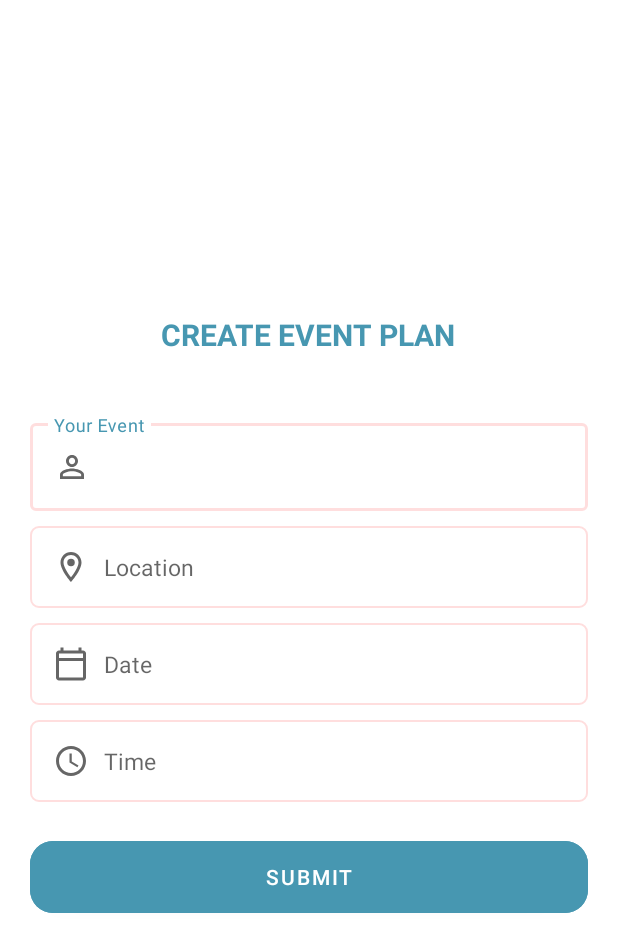
After one commit to devidwiyani/PlannerNew, an Android app: the CreateEventActivity screen opened directly, with no data from a screen before it, on a phone screen of 412 x 824 dp. The commit adds this screen. Shown: the top 952 px of the screen. Run offline under Robolectric (Android 15) with nearby library versions, the phone set to English and light mode, and no system bars.

Commit message:
ini udh kubuat create event sama edit eventnya

```diff
--- a/app/src/main/AndroidManifest.xml
+++ b/app/src/main/AndroidManifest.xml
@@ -9,6 +9,9 @@
         android:roundIcon="@mipmap/ic_launcher_round"
         android:supportsRtl="true"
         android:theme="@style/Theme.Planner">
+        <activity
+            android:name=".CreateEventActivity"
+            android:exported="true" />
         <activity
             android:name=".CreateDailyActivity"
             android:exported="true" />
--- /dev/null
+++ b/app/src/main/java/com/example/planner/CreateEventActivity.java
@@ -0,0 +1,138 @@
+package com.example.planner;
+
+import androidx.appcompat.app.AppCompatActivity;
+
+import android.app.DatePickerDialog;
+import android.app.TimePickerDialog;
+import android.content.ContentValues;
+import android.content.Intent;
+import android.os.Bundle;
+import android.text.format.DateFormat;
+import android.view.View;
+import android.widget.Button;
+import android.widget.DatePicker;
+import android.widget.EditText;
+import android.widget.TextView;
+import android.widget.TimePicker;
+import android.widget.Toast;
+
+import java.text.SimpleDateFormat;
+import java.util.Calendar;
+import java.util.Locale;
+
+public class CreateEventActivity extends AppCompatActivity {
+
+    EditText inputEventPlan, inputLocationPlan, inputDatePlan, inputTimePlan;
+    Button btnSubmitEvent;
+    DBHelper dbHelper;
+    Calendar myCalendar;
+    DatePickerDialog.OnDateSetListener date;
+    private TimePickerDialog timePickerDialog;
+    String id, eventName, eventLocation, eventDate, eventTime;
+
+    @Override
+    protected void onCreate(Bundle savedInstanceState) {
+        super.onCreate(savedInstanceState);
+        setContentView(R.layout.activity_create_event);
+
+        inputEventPlan = findViewById(R.id.input_event_plan);
+        inputLocationPlan = findViewById(R.id.input_location_plan);
+        inputDatePlan = findViewById(R.id.input_date_plan);
+        inputTimePlan = findViewById(R.id.input_time_plan);
+        btnSubmitEvent = findViewById(R.id.btn_submit_event);
+
+        dbHelper = new DBHelper(this);
+
+        //megambil data untuk ditampilkan berdasarkan posisition
+        id = getIntent().getStringExtra("id");
+        eventName = getIntent().getStringExtra("eventName");
+        eventLocation = getIntent().getStringExtra("eventLocation");
+        eventDate = getIntent().getStringExtra("eventDate");
+        eventTime = getIntent().getStringExtra("eventTime");
+
+        inputEventPlan.setText(eventName);
+        inputLocationPlan.setText(eventLocation);
+        inputDatePlan.setText(eventDate);
+        inputTimePlan.setText(eventTime);
+
+        myCalendar = Calendar.getInstance();
+        date = new DatePickerDialog.OnDateSetListener() {
+            @Override
+            public void onDateSet(DatePicker view, int year, int month, int dayOfMonth) {
+                myCalendar.set(Calendar.YEAR, year);
+                myCalendar.set(Calendar.MONTH, month);
+                myCalendar.set(Calendar.DAY_OF_MONTH, dayOfMonth);
+
+                TextView tanggal = findViewById(R.id.input_date_plan);
+                String myFormat = "dd-MMMM-yyyy";
+                SimpleDateFormat sdf = new SimpleDateFormat(myFormat, Locale.US);
+                tanggal.setText(sdf.format(myCalendar.getTime()));
+            }
+        };
+
+        inputDatePlan.setOnClickListener(new View.OnClickListener() {
+            @Override
+            public void onClick(View v) {
+                new DatePickerDialog(CreateEventActivity.this, date,
+                        myCalendar.get(Calendar.YEAR),
+                        myCalendar.get(Calendar.MONTH),
+                        myCalendar.get(Calendar.DAY_OF_MONTH)).show();
+            }
+        });
+
+        inputTimePlan.setOnClickListener(new View.OnClickListener() {
+            @Override
+            public void onClick(View v) {
+                showTimeDialog();
+            }
+
+        });
+
+        btnSubmitEvent.setOnClickListener(new View.OnClickListener() {
+            @Override
+            public void onClick(View v) {
+                String getId = id;
+                String getEventPlan = inputEventPlan.getText().toString();
+                String getLocationPlan = inputLocationPlan.getText().toString();
+                String getDatePlan = inputDatePlan.getText().toString();
+                String getTimePlan = inputTimePlan.getText().toString();
+
+                if (getEventPlan.isEmpty() || getLocationPlan.isEmpty() || getDatePlan.isEmpty()){
+                    Toast.makeText(CreateEventActivity.this, "Data belum lengkap", Toast.LENGTH_SHORT).show();
+                }else{
+                    ContentValues values = new ContentValues();
+                    Intent intent = new Intent(CreateEventActivity.this,EventActivity.class);
+                    startActivity(intent);
+
+                    dbHelper.insertEvent(getId, getEventPlan, getLocationPlan, getDatePlan, getTimePlan);
+
+                    Toast.makeText(CreateEventActivity.this, "Data berhasil disimpan", Toast.LENGTH_SHORT).show();
+                    finish();
+                }
+            }
+        });
+
+
+
+    }
+
+    private void showTimeDialog() {
+
+        Calendar calendar = Calendar.getInstance();
+
+        timePickerDialog = new TimePickerDialog(this, new TimePickerDialog.OnTimeSetListener() {
+            @Override
+            public void onTimeSet(TimePicker view, int hourOfDay, int minute) {
+
+                inputTimePlan.setText(hourOfDay+":"+minute);
+
+            }
+        },
+                calendar.get(Calendar.HOUR_OF_DAY), calendar.get(Calendar.MINUTE),
+
+                DateFormat.is24HourFormat(this));
+
+        timePickerDialog.show();
+
+    }
+}
--- /dev/null
+++ b/app/src/main/res/drawable/ic_calendar.xml
@@ -0,0 +1,9 @@
+<vector xmlns:android="http://schemas.android.com/apk/res/android"
+    android:width="24dp"
+    android:height="24dp"
+    android:viewportWidth="24"
+    android:viewportHeight="24">
+  <path
+      android:pathData="M20,3h-1L19,1h-2v2L7,3L7,1L5,1v2L4,3c-1.1,0 -2,0.9 -2,2v16c0,1.1 0.9,2 2,2h16c1.1,0 2,-0.9 2,-2L22,5c0,-1.1 -0.9,-2 -2,-2zM20,21L4,21L4,10h16v11zM20,8L4,8L4,5h16v3z"
+      android:fillColor="?attr/colorControlNormal"/>
+</vector>
--- /dev/null
+++ b/app/src/main/res/drawable/ic_location.xml
@@ -0,0 +1,12 @@
+<vector xmlns:android="http://schemas.android.com/apk/res/android"
+    android:width="24dp"
+    android:height="24dp"
+    android:viewportWidth="24"
+    android:viewportHeight="24">
+  <path
+      android:pathData="M12,2C8.13,2 5,5.13 5,9c0,5.25 7,13 7,13s7,-7.75 7,-13c0,-3.87 -3.13,-7 -7,-7zM7,9c0,-2.76 2.24,-5 5,-5s5,2.24 5,5c0,2.88 -2.88,7.19 -5,9.88C9.92,16.21 7,11.85 7,9z"
+      android:fillColor="?attr/colorControlNormal"/>
+  <path
+      android:pathData="M12,9m-2.5,0a2.5,2.5 0,1 1,5 0a2.5,2.5 0,1 1,-5 0"
+      android:fillColor="?attr/colorControlNormal"/>
+</vector>
--- /dev/null
+++ b/app/src/main/res/layout/activity_create_event.xml
@@ -0,0 +1,92 @@
+<?xml version="1.0" encoding="utf-8"?>
+<LinearLayout xmlns:android="http://schemas.android.com/apk/res/android"
+    xmlns:app="http://schemas.android.com/apk/res-auto"
+    xmlns:tools="http://schemas.android.com/tools"
+    android:layout_width="match_parent"
+    android:layout_height="match_parent"
+    android:orientation="vertical"
+    android:padding="20dp"
+    android:gravity="center"
+    tools:context=".CreateEventActivity">
+
+    <TextView
+        android:layout_width="wrap_content"
+        android:layout_height="wrap_content"
+        android:text="CREATE EVENT PLAN"
+        android:layout_gravity="center"
+        android:textColor="@color/blue"
+        android:textSize="20sp"
+        android:textStyle="bold"
+        android:layout_marginBottom="30dp"/>
+
+    <com.google.android.material.textfield.TextInputLayout
+        style="@style/Widget.MaterialComponents.TextInputLayout.OutlinedBox"
+        android:layout_width="match_parent"
+        android:layout_height="wrap_content"
+        app:boxStrokeColor="@color/pink"
+        app:counterTextColor="@color/pink"
+        android:layout_marginTop="10dp">
+        <EditText
+            android:id="@+id/input_event_plan"
+            android:layout_width="match_parent"
+            android:layout_height="wrap_content"
+            android:hint="Your Event"
+            android:inputType="text"
+            android:textSize="15sp"
+            android:drawableStart="@drawable/ic_name"
+            android:drawablePadding="10dp"/>
+    </com.google.android.material.textfield.TextInputLayout>
+
+    <EditText
+        android:id="@+id/input_location_plan"
+        android:layout_width="match_parent"
+        android:layout_height="wrap_content"
+        android:background="@drawable/frame_time"
+        android:hint="Location"
+        android:inputType="text"
+        android:layout_marginTop="10dp"
+        android:textSize="15sp"
+        android:drawableStart="@drawable/ic_location"
+        android:drawablePadding="10dp"
+        android:padding="15dp"/>
+
+    <EditText
+        android:id="@+id/input_date_plan"
+        android:layout_width="match_parent"
+        android:layout_height="wrap_content"
+        android:background="@drawable/frame_time"
+        android:hint="Date"
+        android:inputType="text"
+        android:layout_marginTop="10dp"
+        android:textSize="15sp"
+        android:drawableStart="@drawable/ic_calendar"
+        android:drawablePadding="10dp"
+        android:padding="15dp"/>
+
+    <EditText
+        android:id="@+id/input_time_plan"
+        android:layout_width="match_parent"
+        android:layout_height="wrap_content"
+        android:focusable="false"
+        android:layout_marginTop="10dp"
+        android:background="@drawable/frame_time"
+        android:drawableStart="@drawable/ic_schedule"
+        android:drawablePadding="10dp"
+        android:padding="15dp"
+        android:ems="10"
+        android:hint="Time"
+        android:inputType="time"
+        android:textSize="15sp" />
+
+    <Button
+        android:id="@+id/btn_submit_event"
+        android:layout_width="match_parent"
+        android:layout_height="60dp"
+        android:backgroundTint="@color/blue"
+        android:layout_marginTop="20dp"
+        app:cornerRadius="15dp"
+        android:text="SUBMIT"/>
+
+
+
+</LinearLayout>
--- a/app/src/main/res/layout/activity_event.xml
+++ b/app/src/main/res/layout/activity_event.xml
@@ -4,7 +4,7 @@
     xmlns:tools="http://schemas.android.com/tools"
     android:layout_width="match_parent"
     android:layout_height="match_parent"
-    tools:context=".DailyActivity"
+    tools:context=".EventActivity"
     android:orientation="vertical"
     android:padding="10dp">
 
@@ -48,7 +48,7 @@
             android:layout_marginTop="10dp">
 
             <androidx.recyclerview.widget.RecyclerView
-                android:id="@+id/daftarCart"
+                android:id="@+id/recyclerEvent"
                 android:layout_width="match_parent"
                 android:layout_height="wrap_content"
                 tools:listitem="@layout/item_event"/>
--- a/app/src/main/res/layout/item_event.xml
+++ b/app/src/main/res/layout/item_event.xml
@@ -26,7 +26,7 @@
                 android:text="Kuliah"
                 android:textColor="@color/blue"
                 android:textSize="20dp"
-                android:textStyle="bold"/>
+                android:textStyle="bold" />
 
             <TextView
                 android:id="@+id/event_plan_location"
@@ -54,9 +54,9 @@
                 android:layout_width="wrap_content"
                 android:layout_height="wrap_content"
                 android:layout_below="@id/event_plan_location"
-                android:layout_toRightOf="@id/event_plan_date"
                 android:layout_marginStart="20dp"
                 android:layout_marginTop="10dp"
+                android:layout_toRightOf="@id/event_plan_date"
                 android:text="08.30"
                 android:textSize="15dp" />
 
```
Also changed, not shown: app/src/main/java/com/example/planner/DBHelper.java (+68 -0 lines), app/src/main/java/com/example/planner/Event.java (added, +65 -0 lines), app/src/main/java/com/example/planner/EventActivity.java (+37 -0 lines), app/src/main/java/com/example/planner/EventAdapter.java (added, +86 -0 lines).
